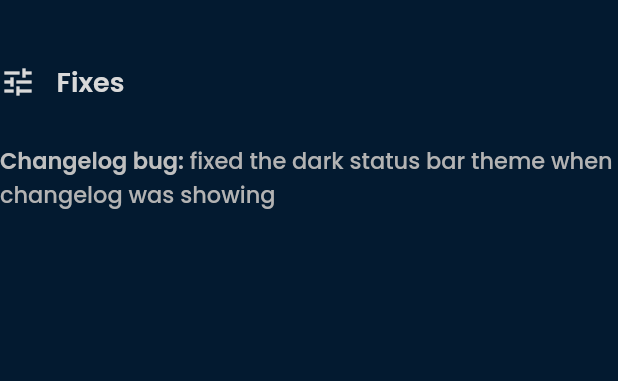
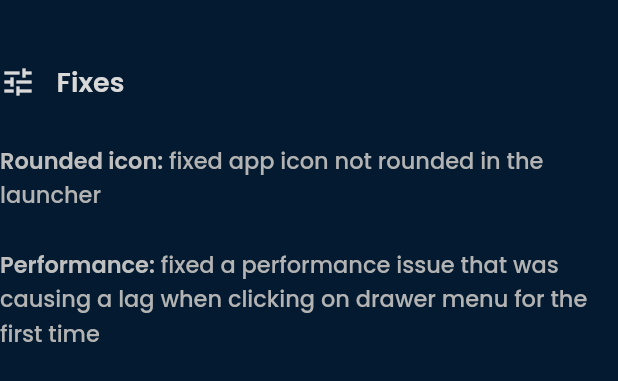
Before and after one commit to Arfmann21/Astropocket, a Flutter app: the Fixes widget shown alone on an empty page, opened directly, on a phone screen of 412 x 824 dp. Shown: the top 381 px of the screen. Run offline on Flutter 3.47's test engine with Material 2 defaults, Android fonts, the phone set to English and light mode, and no system bars; our stand-ins replace cached_network_image, connectivity, google_fonts, package_info, share, shared_preferences and 1 more; missing offline and left inert: container_tab_indicator, flutter_custom_tabs, flutter_rounded_date_picker, skeleton_animation; accounts and stored records are empty; network calls fail; project files that could hold a hidden picture were left out.

Commit message:
Add fixes list

```diff
--- a/lib/ui/widgets/changelog/fixes.dart
+++ b/lib/ui/widgets/changelog/fixes.dart
@@ -29,7 +29,7 @@ class Fixes extends StatelessWidget {
           child: RichText(
             text: TextSpan(children: [
               TextSpan(
-                text: 'Changelog bug:',
+                text: 'Rounded icon:',
                 style: GoogleFonts.poppins(
                   fontWeight: FontWeight.w600,
                   fontSize: 15.0,
@@ -38,7 +38,25 @@ class Fixes extends StatelessWidget {
               ),
               TextSpan(
                 text:
-                    ' fixed the dark status bar theme when changelog was showing',
+                    ' fixed app icon not rounded in the launcher',
+                style: GoogleFonts.poppins(
+                  fontWeight: FontWeight.w500,
+                  fontSize: 15.0,
+                  color: SpecificColors(context).secondaryTextColor,
+                ),
+
+              ),
+              TextSpan(
+                text: '\n\nPerformance:',
+                style: GoogleFonts.poppins(
+                  fontWeight: FontWeight.w600,
+                  fontSize: 15.0,
+                  color: SpecificColors(context).primaryTextColor,
+                ),
+              ),
+              TextSpan(
+                text:
+                    ' fixed a performance issue that was causing a lag when clicking on drawer menu for the first time',
                 style: GoogleFonts.poppins(
                   fontWeight: FontWeight.w500,
                   fontSize: 15.0,
```
